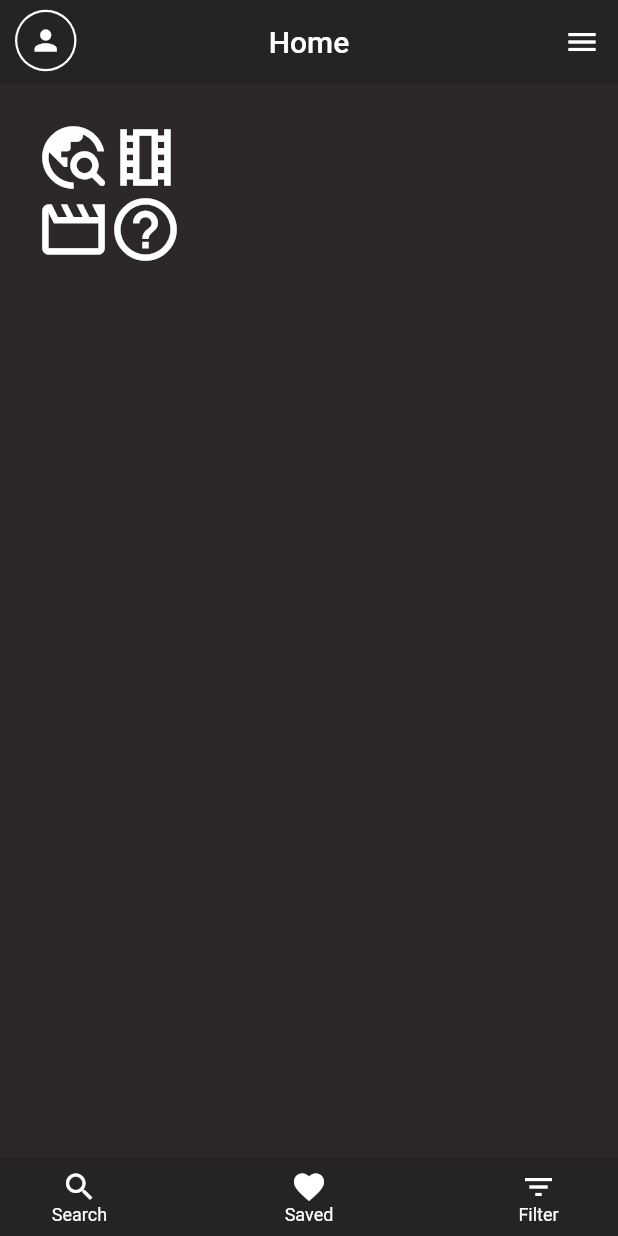
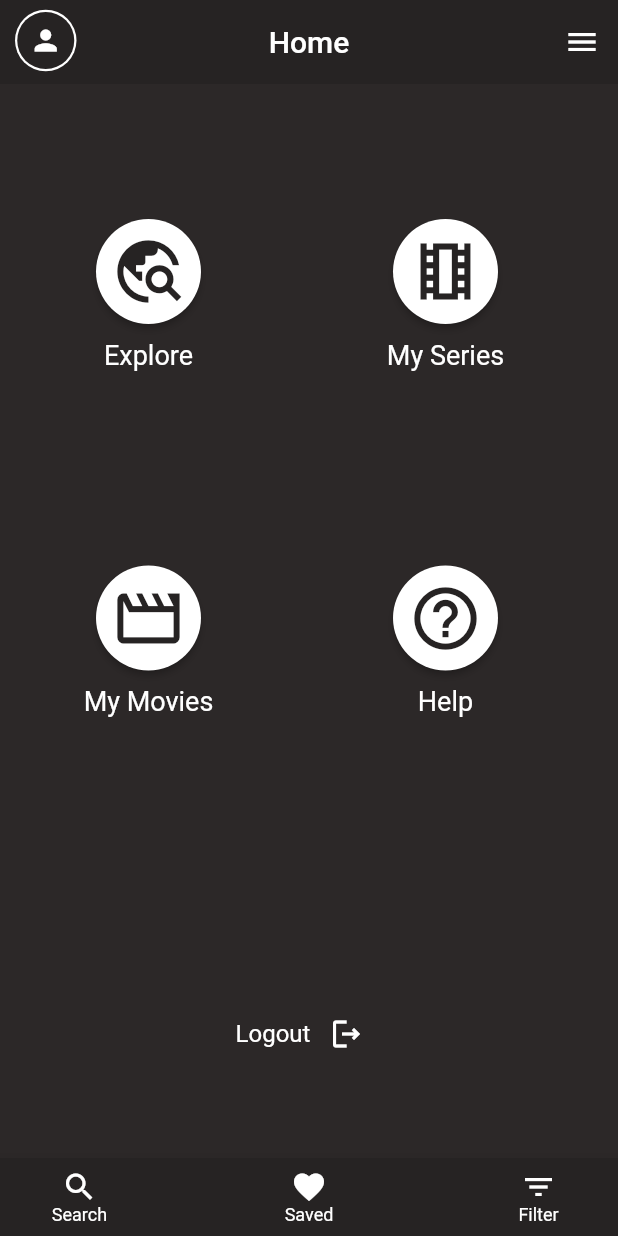
Before and after one commit to Str4wF4b/StreaMe, a Flutter app: the HomePage widget shown alone on an empty page, opened directly, on a phone screen of 412 x 824 dp. Run offline on Flutter 3.47's test engine with Material 2 defaults, Android fonts, the phone set to English and light mode, and no system bars; our stand-ins replace cloud_firestore, firebase_auth, firebase_core, flutter_login, image_picker, mvc_pattern; accounts and stored records are empty.

Commit message:
created homepage with navigation buttons

```diff
--- a/lib/android/app/src/view/home_page.dart
+++ b/lib/android/app/src/view/home_page.dart
@@ -1,12 +1,15 @@
 import 'package:flutter/material.dart';
 import 'package:stream_me/android/app/src/view/app_bar.dart';
+import 'package:stream_me/android/app/src/view/explore_page.dart';
+import 'package:stream_me/android/app/src/view/favourites_page.dart';
+import 'package:stream_me/android/app/src/view/help.dart';
+import 'package:stream_me/android/app/src/view/login_page.dart';
 
 class HomePage extends StatefulWidget {
   const HomePage({Key? key}) : super(key: key);
 
   final Color backgroundColor = const Color.fromRGBO(38, 35, 35, 1.0);
-  final Color middleBackgroundColor = const Color.fromRGBO(
-      44, 40, 40, 1.0);
+  final Color middleBackgroundColor = const Color.fromRGBO(44, 40, 40, 1.0);
 
   @override
   State<HomePage> createState() => _HomePageState();
@@ -22,48 +25,100 @@ class _HomePageState extends State<HomePage> {
   }
 
   Widget buildBody() {
-    return Container(
+    return Stack(children: [
+      Container(
         color: widget.middleBackgroundColor,
         child: Padding(
-          padding: const EdgeInsets.all(16.0),
+            padding: const EdgeInsets.fromLTRB(0.0, 60.0, 16.0, 0.0),
             child: Row(
+              mainAxisAlignment: MainAxisAlignment.spaceAround,
               children: [
+                Column(children: [
+                  const SizedBox(height: 30),
+                  addHomeButton(
+                      const ExplorePage(), Icons.travel_explore_outlined),
+                  addHomeButtonText("Explore"),
+                  const SizedBox(
+                    height: 130,
+                  ),
+                  addHomeButton(const FavouritesPage(), Icons.movie_outlined),
+                  addHomeButtonText("My Movies")
+                ]),
                 Column(
                   children: [
-                  //TODO: IconButtons
-                  IconButton(
-                    icon: const Icon(
-                      Icons.travel_explore_rounded,
-                      size: 50,
-                      color: Colors.white,
-                    ), onPressed: () {  },),
-                  IconButton(
-                    icon: const Icon(
-                      Icons.movie_outlined,
-                      size: 50,
-                      color: Colors.white,
-                    ), onPressed: () {  },),
+                    const SizedBox(height: 30),
+                    addHomeButton(
+                        const FavouritesPage(), Icons.local_movies_outlined),
+                    addHomeButtonText("My Series"),
+                    const SizedBox(height: 130),
+                    addHomeButton(const HelpPage(), Icons.help_outline),
+                    addHomeButtonText("Help")
                   ],
                 ),
-              Column(
+              ],
+            )),
+      ),
+      Padding( //Logout button on home page
+        padding: const EdgeInsetsDirectional.fromSTEB(0.0, 550.0, 0.0, 0.0),
+        child: Container(
+          alignment: Alignment.center,
+          child: Row(
+            mainAxisAlignment: MainAxisAlignment.center,
             children: [
+              const Text(
+                "Logout",
+                style: TextStyle(
+                  color: Colors.white,
+                  fontSize: 16,
+                ),
+              ),
               IconButton(
-                    icon: const Icon(
-                      Icons.local_movies_outlined,
-                      size: 50,
+                onPressed: () {
+                  Navigator.push(
+                    context,
+                    MaterialPageRoute(builder: (context) => const LoginPage()),
+                  );
+                },
+                icon: const Icon(Icons.logout_outlined),
                 color: Colors.white,
-                    ), onPressed: () {  },),
-                  IconButton(
-                    icon: const Icon(
-                      Icons.help_outline,
-                      size: 50,
-                      color: Colors.white,
-                    ), onPressed: () {  },)
-                ],
               )
             ],
-          )
+          ),
+        ),
+      ),
+    ]);
+  }
+
+  /**
+   * Function that adds buttons on home page for navigation
+   */
+  MaterialButton addHomeButton(StatefulWidget routeWidget, IconData icon) {
+    return MaterialButton(
+      onPressed: () {
+        Navigator.push(
+          context,
+          MaterialPageRoute(builder: (context) => routeWidget),
+        );
+      },
+      color: Colors.white,
+      textColor: widget.backgroundColor,
+      padding: const EdgeInsets.all(10.0),
+      shape: const CircleBorder(),
+      child: Icon(
+        icon,
+        size: 50,
       ),
     );
   }
+
+  /**
+   * Function that adds button's text on home page
+   */
+  Padding addHomeButtonText(String text) {
+    return Padding(
+      padding: const EdgeInsets.fromLTRB(0.0, 10.0, 0.0, 0.0),
+      child:
+          Text(text, style: const TextStyle(color: Colors.white, fontSize: 18)),
+    );
   }
+}
--- a/lib/android/app/src/view/login_page.dart
+++ b/lib/android/app/src/view/login_page.dart
@@ -21,7 +21,6 @@ class LoginPage extends StatefulWidget {
 
 class LoginPageState extends State<LoginPage> {
   final LoginController logCon = LoginController();
-
 
 // TODO: Move functionality to controller (separate the code into MVC pattern)
 // TODO: Connect with Firebase/Firestore DB (https://github.com/NearHuscarl/flutter_login/issues/162#issuecomment-869908814)
@@ -84,7 +83,8 @@ class LoginPageState extends State<LoginPage> {
         }
         //return _signupUser(signupData);
       },
-      onSubmitAnimationCompleted: () => Navigator.of(context).pushReplacement(MaterialPageRoute(builder: (context) => const HomePage())),
+      onSubmitAnimationCompleted: () => Navigator.of(context).pushReplacement(
+          MaterialPageRoute(builder: (context) => const HomePage())),
       /*onSubmitAnimationCompleted: () {
         Navigator.of(context).pushReplacement(FadePageRoute(
           builder: (context) => const DashboardScreen(),
```
Lines whose indentation alone changed are shown as unchanged.
